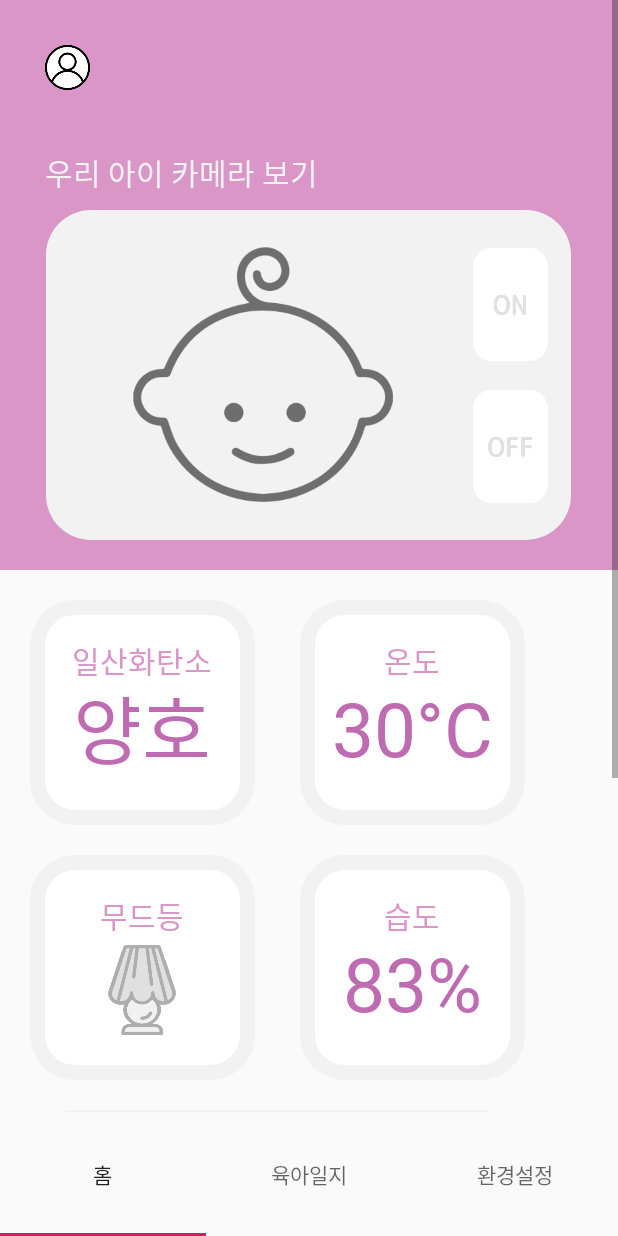
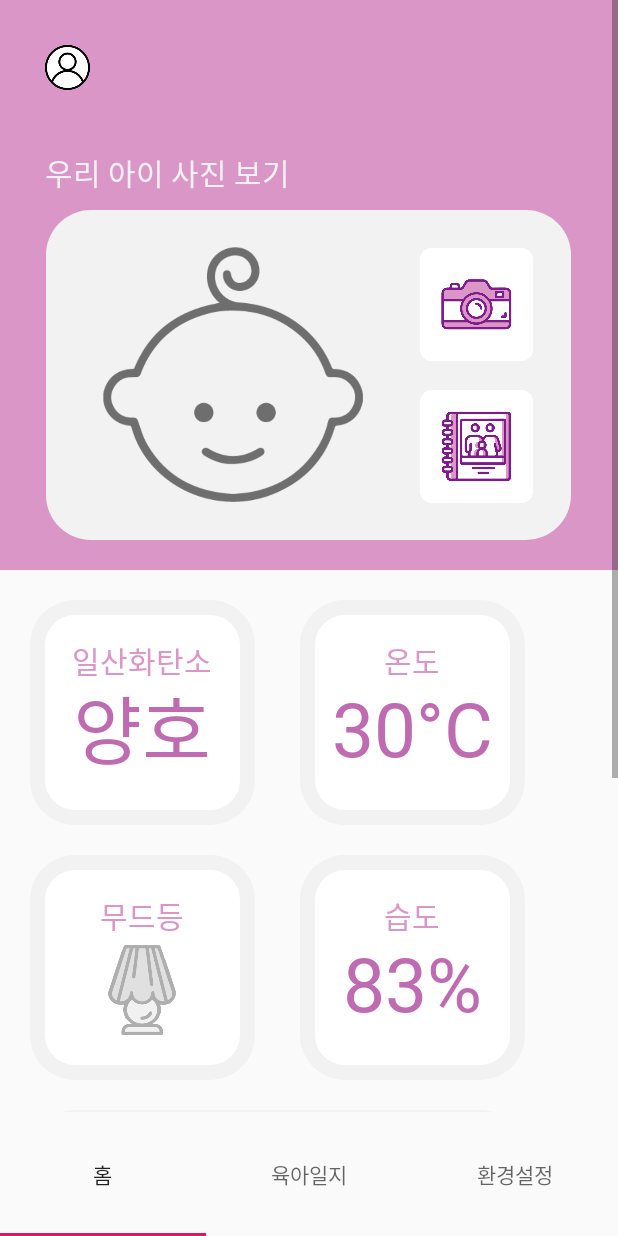
Before and after one commit to YeRamJung/SmartMobile-with-Arduino, an Android app: the FragmentHome screen opened directly, with no data from a screen before it, on a phone screen of 412 x 824 dp. Run offline under Robolectric (Android 15) with nearby library versions, the phone set to English and light mode, and no system bars; libraries missing offline, so code that uses them is left out: app.akexorcist.bluetotohspp; 1 statement that could not run was skipped.

Commit message:
홈화면 버튼 체인지

```diff
--- a/Client/app/src/main/res/layout/fragment_home.xml
+++ b/Client/app/src/main/res/layout/fragment_home.xml
@@ -46,7 +46,7 @@
                 android:layout_marginLeft="30dp"
                 android:layout_marginTop="100dp"
                 android:fontFamily="@font/seoulnamsan"
-                android:text="우리 아이 카메라 보기"
+                android:text="우리 아이 사진 보기"
                 android:textColor="#F2F2F2"
                 android:textSize="20dp" />
 
@@ -59,32 +59,34 @@
 
                 <ImageView
                     android:id="@+id/imgCamera"
-                    android:layout_width="260dp"
+                    android:layout_width="220dp"
                     android:layout_height="170dp"
                     android:layout_gravity="center"
-                    android:layout_marginRight="30dp"
+                    android:layout_marginRight="50dp"
                     android:src="@drawable/baby" />
 
                 <FrameLayout
-                    android:layout_width="80dp"
+                    android:layout_width="105dp"
                     android:layout_height="220dp"
                     android:layout_gravity="right">
 
                     <ImageButton
                         android:id="@+id/btnCamera"
-                        android:layout_width="50dp"
+                        android:layout_width="75dp"
                         android:layout_height="75dp"
                         android:layout_gravity="center_horizontal"
                         android:layout_marginTop="25dp"
-                        android:background="@drawable/btncameraon1" />
+                        android:layout_marginRight="10dp"
+                        android:background="@drawable/imgcamera" />
 
                     <ImageButton
                         android:id="@+id/btnAlbum"
-                        android:layout_width="50dp"
+                        android:layout_width="75dp"
                         android:layout_height="75dp"
                         android:layout_gravity="center_horizontal"
                         android:layout_marginTop="120dp"
-                        android:background="@drawable/btncameraoff1" />
+                        android:layout_marginRight="10dp"
+                        android:background="@drawable/imgalbum" />
                 </FrameLayout>
 
             </FrameLayout>
```
Also changed, not shown: Client/app/src/main/res/drawable-v24/album.png (added), Client/app/src/main/res/drawable-v24/imgalbum.png (added).
